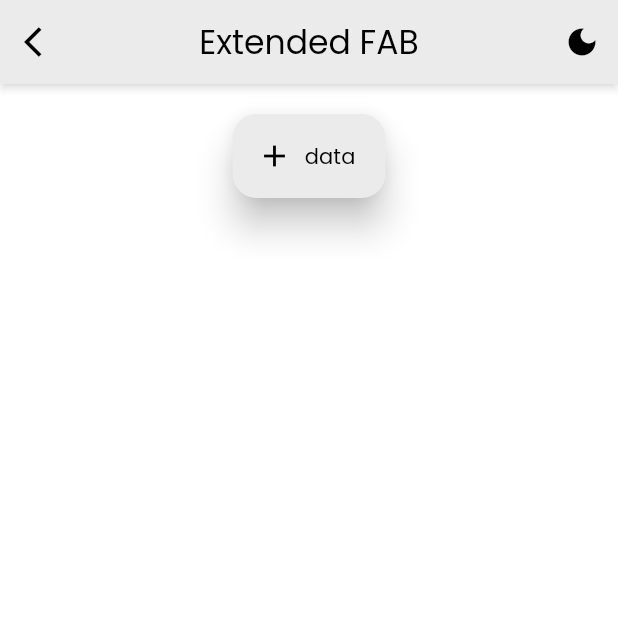
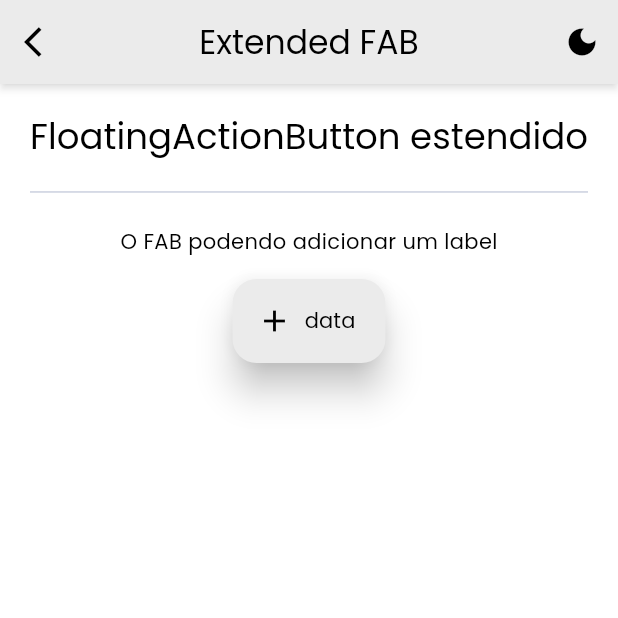
Before and after one commit to Rhayssam/flutter-playground, a Flutter app: the ExtendedFabPage screen opened by its route, on a phone screen of 412 x 824 dp, the top half of it. Run offline on Flutter 3.47's test engine with Material 3 defaults, Android fonts, the phone set to English and light mode, and no system bars; our stand-ins replace device_preview, flutter_native_splash, get, google_fonts, shared_preferences; accounts and stored records are empty.

Commit message:
feat: adicionando o Divider e o FittedBox na ExtendedFabPage

```diff
--- a/lib/ui/material/pages/actions/extended_fab_page.dart
+++ b/lib/ui/material/pages/actions/extended_fab_page.dart
@@ -17,7 +17,18 @@ class ExtendedFabPage extends StatelessWidget {
           padding: const EdgeInsets.all(20),
           child: Center(
             child: Column(
+              spacing: 15,
               children: [
+                FittedBox(
+                  fit: BoxFit.scaleDown,
+                  child: Text(
+                    'FloatingActionButton estendido',
+                    textAlign: TextAlign.center,
+                    style: Theme.of(context).textTheme.displaySmall,
+                  ),
+                ),
+                Divider(color: Theme.of(context).colorScheme.outline),
+                Text('O FAB podendo adicionar um label'),
                 FloatingActionButton.extended(
                   onPressed: () {},
                   icon: Icon(Icons.add),
```
